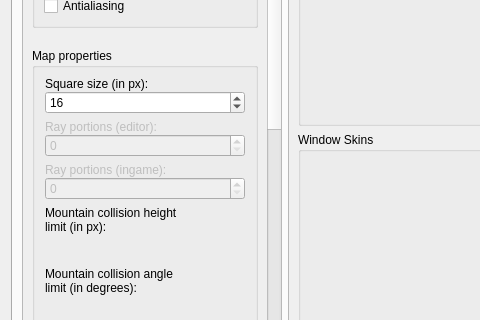
Above: Editor/Dialogs/dialogsystems.ui from RPG-Paper-Maker/RPG-Paper-Maker before the change; both pictures show x 0 to 480 and y 221 to 541 of the 950 by 753 pixel window. Below: the same form after it.
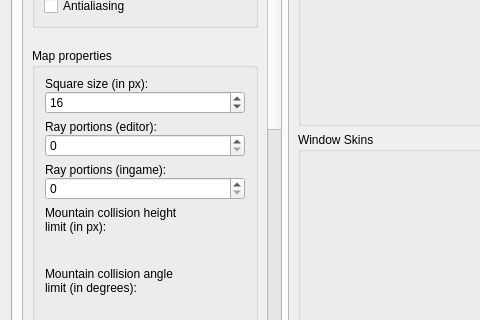
That is the form after the change. Custom widgets are drawn as their Qt base class.

What changed in the file:
```diff
--- a/Editor/Dialogs/dialogsystems.ui
+++ b/Editor/Dialogs/dialogsystems.ui
@@ -64,7 +64,7 @@
               <property name="geometry">
                <rect>
                 <x>0</x>
-                <y>0</y>
+                <y>-252</y>
                 <width>252</width>
                 <height>1560</height>
                </rect>
@@ -252,7 +252,7 @@
                         <item>
                          <widget class="QLabel" name="labelRayPortionsEditor">
                           <property name="enabled">
-                           <bool>false</bool>
+                           <bool>true</bool>
                           </property>
                           <property name="text">
                            <string>Ray portions (editor):</string>
@@ -262,7 +262,10 @@
                         <item>
                          <widget class="QSpinBox" name="spinBox_5">
                           <property name="enabled">
-                           <bool>false</bool>
+                           <bool>true</bool>
+                          </property>
+                          <property name="maximum">
+                           <number>20</number>
                           </property>
                          </widget>
                         </item>
@@ -276,7 +279,7 @@
                         <item>
                          <widget class="QLabel" name="labelRayPortionsIngame">
                           <property name="enabled">
-                           <bool>false</bool>
+                           <bool>true</bool>
                           </property>
                           <property name="text">
                            <string>Ray portions (ingame):</string>
@@ -286,7 +289,10 @@
                         <item>
                          <widget class="QSpinBox" name="spinBox_8">
                           <property name="enabled">
-                           <bool>false</bool>
+                           <bool>true</bool>
+                          </property>
+                          <property name="maximum">
+                           <number>20</number>
                           </property>
                          </widget>
                         </item>
@@ -2256,6 +2262,12 @@
   </layout>
  </widget>
  <customwidgets>
+  <customwidget>
+   <class>PanelPrimitiveValue</class>
+   <extends>QWidget</extends>
+   <header>panelprimitivevalue.h</header>
+   <container>1</container>
+  </customwidget>
   <customwidget>
    <class>WidgetPicture</class>
    <extends>QWidget</extends>
@@ -2273,12 +2285,6 @@
    <extends>QTreeView</extends>
    <header>widgetsupertree.h</header>
   </customwidget>
-  <customwidget>
-   <class>PanelPrimitiveValue</class>
-   <extends>QWidget</extends>
-   <header>panelprimitivevalue.h</header>
-   <container>1</container>
-  </customwidget>
   <customwidget>
    <class>WidgetTreeCommands</class>
    <extends>QWidget</extends>
```
Left out of the diff: 4 changed lines with no effect on the pictures.
